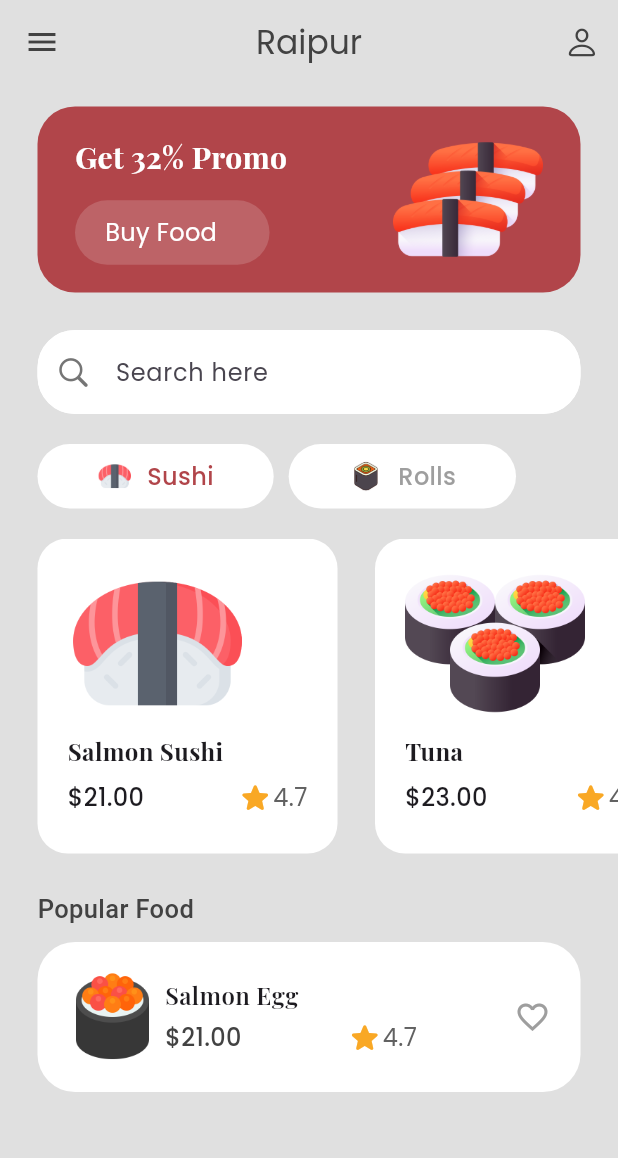
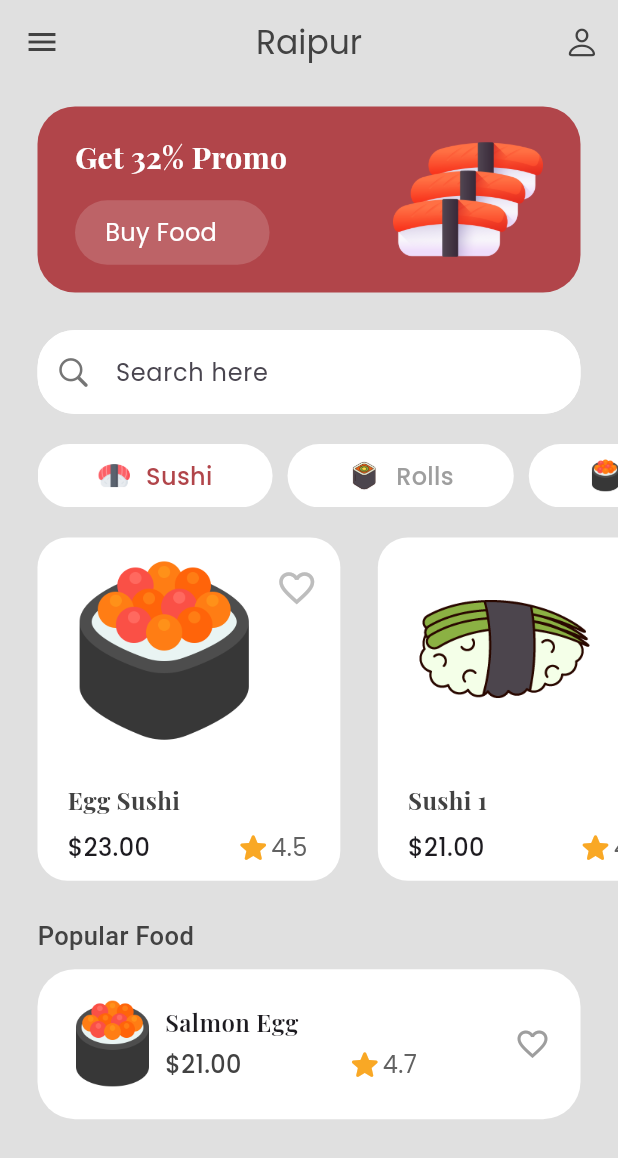
Before and after one commit to The-Naveen-Chandra/Sushiman-app, a Flutter app: the HomeScreen screen opened directly, after a tap on "Sushi", on a phone screen of 412 x 824 dp. Shown: the top 1158 px of the screen. Run offline on Flutter 3.47's test engine with Material 2 defaults, Android fonts, the phone set to English and light mode, and no system bars; our stand-ins replace google_fonts.

Commit message:
Dev. dynamic menu tile

```diff
--- a/lib/components/food_tile.dart
+++ b/lib/components/food_tile.dart
@@ -18,7 +18,7 @@ class FoodTile extends StatelessWidget {
       onTap: onTap,
       child: Container(
         margin: const EdgeInsets.only(left: 25),
-        padding: const EdgeInsets.symmetric(horizontal: 20, vertical: 10),
+        padding: const EdgeInsets.only(left: 20, right: 5, top: 10, bottom: 10),
         decoration: BoxDecoration(
           color: Colors.white,
           borderRadius: BorderRadius.circular(20),
@@ -27,9 +27,31 @@ class FoodTile extends StatelessWidget {
           crossAxisAlignment: CrossAxisAlignment.start,
           children: [
             // image
-            Image.asset(
-              food.imageSrc,
-              height: 120,
+            Expanded(
+              child: Row(
+                crossAxisAlignment: CrossAxisAlignment.start,
+                mainAxisAlignment: MainAxisAlignment.end,
+                children: [
+                  Image.asset(
+                    food.imageSrc,
+                  ),
+                  // const SizedBox(
+                  //   width:,
+                  // ),
+                  IconButton(
+                    onPressed: () {},
+                    icon: Icon(
+                      Icons.favorite_border,
+                      color: Colors.grey.shade400,
+                      size: 28,
+                    ),
+                  ),
+                ],
+              ),
+            ),
+
+            const SizedBox(
+              height: 25,
             ),
 
             // text
@@ -38,6 +60,7 @@ class FoodTile extends StatelessWidget {
               style: GoogleFonts.playfairDisplay(
                 fontSize: 16,
                 fontWeight: FontWeight.w700,
+                color: Colors.grey.shade800,
               ),
             ),
 
--- a/lib/model/food.dart
+++ b/lib/model/food.dart
@@ -10,17 +10,48 @@ class Food {
     required this.imageSrc,
     required this.rating,
   });
-
-  String get _name => name;
-
-  String get _price => price;
-
-  String get _imageSrc => imageSrc;
-
-  String get _rating => rating;
 }
 
 List<Food> sushiFood = [
+  // tuna sushi
+  Food(
+    name: "Egg Sushi",
+    price: "23.00",
+    imageSrc: "assets/images/sushi_egg_round.png",
+    rating: "4.5",
+  ),
+
+  Food(
+    name: "Sushi 1",
+    price: "21.00",
+    imageSrc: "assets/images/sushi_1.png",
+    rating: "4.7",
+  ),
+
+  Food(
+    name: "Sushi 2",
+    price: "21.00",
+    imageSrc: "assets/images/sushi_2.png",
+    rating: "4.7",
+  ),
+  Food(
+    name: "Sushi 3",
+    price: "21.00",
+    imageSrc: "assets/images/sushi_3.png",
+    rating: "4.7",
+  ),
+  Food(
+    name: "Sushi 4",
+    price: "21.00",
+    imageSrc: "assets/images/sushi_4.png",
+    rating: "4.7",
+  ),
+  Food(
+    name: "Sushi 5",
+    price: "21.00",
+    imageSrc: "assets/images/sushi_5.png",
+    rating: "4.7",
+  ),
   // salmon sushi
   Food(
     name: "Salmon Sushi",
@@ -28,20 +59,14 @@ List<Food> sushiFood = [
     imageSrc: "assets/images/salmon_sushi.png",
     rating: "4.7",
   ),
-  // tuna sushi
-  Food(
-    name: "Tuna",
-    price: "23.00",
-    imageSrc: "assets/images/tuna.png",
-    rating: "4.5",
-  ),
+
 ];
 
 List<Food> rollsFood = [
   // salmon sushi
   Food(
     name: "Original Roll",
-    price: "21.00",
+    price: "18.00",
     imageSrc: "assets/images/roll_1.png",
     rating: "4.7",
   ),
@@ -79,3 +104,24 @@ List<Food> rollsFood = [
     rating: "4.5",
   ),
 ];
+
+List<Food> eggFood = [
+  Food(
+    name: "Tuna Egg",
+    price: "23.00",
+    imageSrc: "assets/images/tuna.png",
+    rating: "4.5",
+  ),
+  Food(
+    name: "Orange Egg",
+    price: "23.00",
+    imageSrc: "assets/images/ball_1.png",
+    rating: "4.5",
+  ),
+  Food(
+    name: "Original Egg",
+    price: "23.00",
+    imageSrc: "assets/images/ball_2.png",
+    rating: "4.5",
+  ),
+];
--- a/lib/model/menu.dart
+++ b/lib/model/menu.dart
@@ -1,4 +1,3 @@
-import 'package:flutter/material.dart';
 import 'package:sushiman_app/model/food.dart';
 
 class Menu {
@@ -12,5 +11,6 @@ class Menu {
 List<Menu> categories = [
   Menu('Sushi', sushiFood, "assets/images/salmon_sushi.png"),
   Menu('Rolls', rollsFood, "assets/images/roll_1.png"),
+  Menu('Eggs', eggFood, "assets/images/sushi_egg.png"),
   // Add more categories here
 ];
--- a/lib/screens/home/home_screen.dart
+++ b/lib/screens/home/home_screen.dart
@@ -156,57 +156,19 @@ class _HomeScreenState extends State<HomeScreen> {
               height: 20,
             ),
 
-            // // menu list
-            // Padding(
-            //   padding: const EdgeInsets.symmetric(horizontal: 25.0),
-            //   child: Text(
-            //     "Menu List",
-            //     style: GoogleFonts.roboto(
-            //       fontWeight: FontWeight.w500,
-            //       fontSize: 17,
-            //       color: Colors.grey.shade800,
-            //     ),
-            //   ),
-            // ),
+            Container(
+              padding: const EdgeInsets.only(left: 25),
+              height: MediaQuery.of(context).size.height / 19.5,
+              width: MediaQuery.of(context).size.width,
+              child: ListView.builder(
+                scrollDirection: Axis.horizontal,
+                itemCount: categories.length,
+                itemBuilder: (context, index) {
+                  bool isSelected = selectedMenu == categories[index];
+                  var category = categories[index];
 
-            Padding(
-              padding: const EdgeInsets.symmetric(horizontal: 25.0),
-              child: Row(
-                children: categories.map((category) {
-                  bool isSelected = selectedMenu == category;
-                  return GestureDetector(
-                    onTap: () => selectCategory(category),
-                    child: Container(
-                        padding: const EdgeInsets.symmetric(
-                            horizontal: 40, vertical: 10),
-                        margin: const EdgeInsets.only(right: 10),
-                        decoration: BoxDecoration(
-                          color: Colors.white,
-                          borderRadius: BorderRadius.circular(30),
-                        ),
-                        child: Row(
-                          children: [
-                            Image.asset(
-                              category.imageSrc,
-                              height: 23,
-                            ),
-                            const SizedBox(
-                              width: 10,
-                            ),
-                            Text(
-                              category.name,
-                              style: GoogleFonts.poppins(
-                                color: isSelected
-                                    ? primaryColor
-                                    : Colors.grey.shade500,
-                                fontSize: 16,
-                                fontWeight: FontWeight.w500,
-                              ),
-                            ),
-                          ],
-                        )),
-                  );
-                }).toList(),
+                  return menuTile(category, isSelected);
+                },
               ),
             ),
 
@@ -215,7 +177,7 @@ class _HomeScreenState extends State<HomeScreen> {
             ),
 
             SizedBox(
-              height: 210,
+              height: MediaQuery.of(context).size.height / 3.6,
               width: MediaQuery.of(context).size.width,
               child: ListView.builder(
                   scrollDirection: Axis.horizontal,
@@ -338,4 +300,38 @@ class _HomeScreenState extends State<HomeScreen> {
       ),
     );
   }
+
+  // menu tile
+  GestureDetector menuTile(Menu category, bool isSelected) {
+    return GestureDetector(
+      onTap: () => selectCategory(category),
+      child: Container(
+        padding: const EdgeInsets.symmetric(horizontal: 40, vertical: 10),
+        margin: const EdgeInsets.only(right: 10),
+        decoration: BoxDecoration(
+          color: Colors.white,
+          borderRadius: BorderRadius.circular(30),
+        ),
+        child: Row(
+          children: [
+            Image.asset(
+              category.imageSrc,
+              height: 23,
+            ),
+            const SizedBox(
+              width: 10,
+            ),
+            Text(
+              category.name,
+              style: GoogleFonts.poppins(
+                color: isSelected ? primaryColor : Colors.grey.shade500,
+                fontSize: 16,
+                fontWeight: FontWeight.w500,
+              ),
+            ),
+          ],
+        ),
+      ),
+    );
+  }
 }
```
